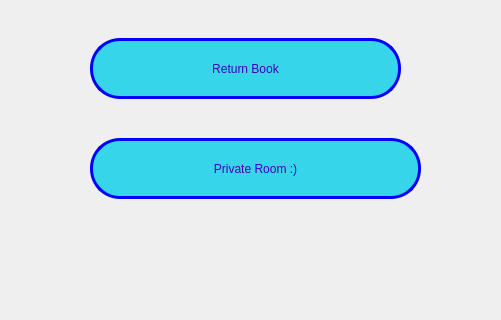
Qt form boydashboard.ui (audrina-ebrahimi/Library) before a commit; both pictures show x 0 to 501 and y 442 to 762 of the 1296 by 762 pixel window.
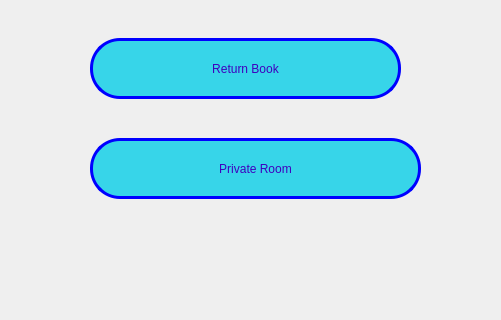
The same form after that commit. Icons and pictures are not drawn.

Diff of the .ui file:
```diff
--- a/boydashboard.ui
+++ b/boydashboard.ui
@@ -190,7 +190,7 @@
      <string notr="true">border: 3px solid rgb(0, 0, 255);</string>
     </property>
     <property name="text">
-     <string>Private Room :)</string>
+     <string>Private Room</string>
     </property>
    </widget>
    <widget class="QPushButton" name="returnButton">
```
